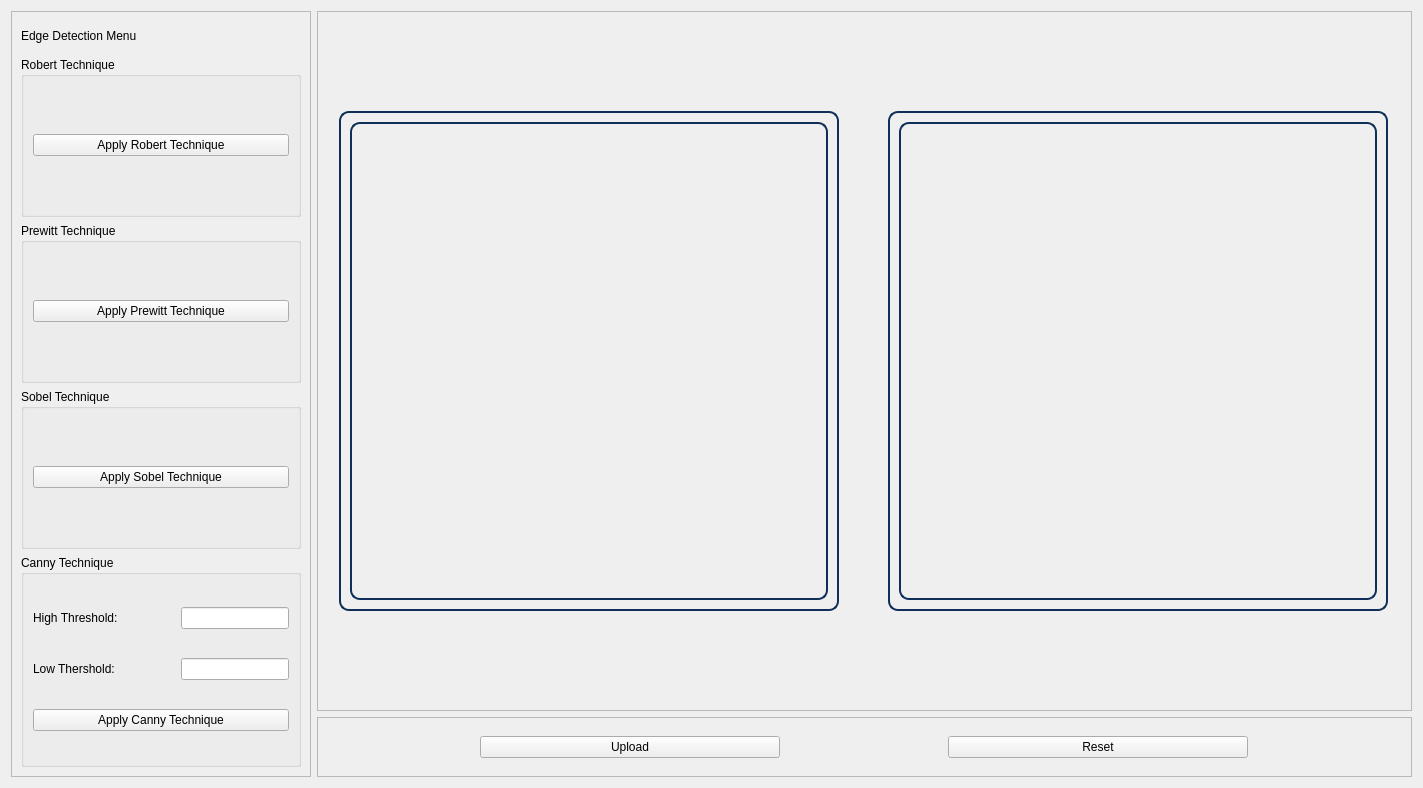
SBME2025-ComputerVision/Task1_CV_CPP, file Task1/UI/edgedetectionwidget.ui: the form before one commit.
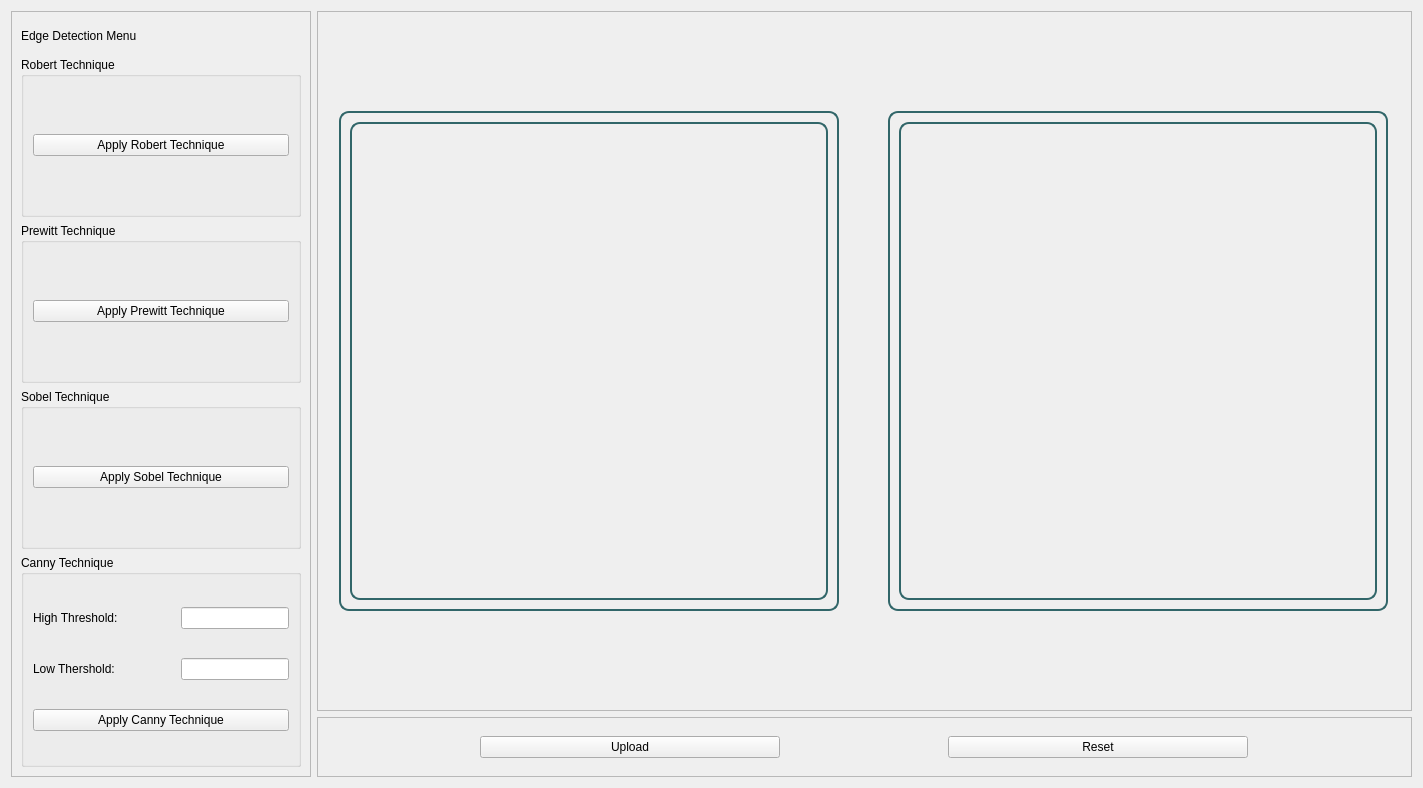
The form after the commit.

Patch:
```diff
--- a/Task1/UI/edgedetectionwidget.ui
+++ b/Task1/UI/edgedetectionwidget.ui
@@ -199,7 +199,7 @@
           </property>
           <property name="styleSheet">
            <string notr="true">
-           border: 2px solid rgb(15, 47, 89);
+           border: 2px solid  #316669;
           border-radius: 10px;
       </string>
           </property>
@@ -252,7 +252,7 @@
           </property>
           <property name="styleSheet">
            <string notr="true">
-           border: 2px solid rgb(15, 47, 89);
+           border: 2px solid  #316669;
           border-radius: 10px;
       </string>
           </property>
```
